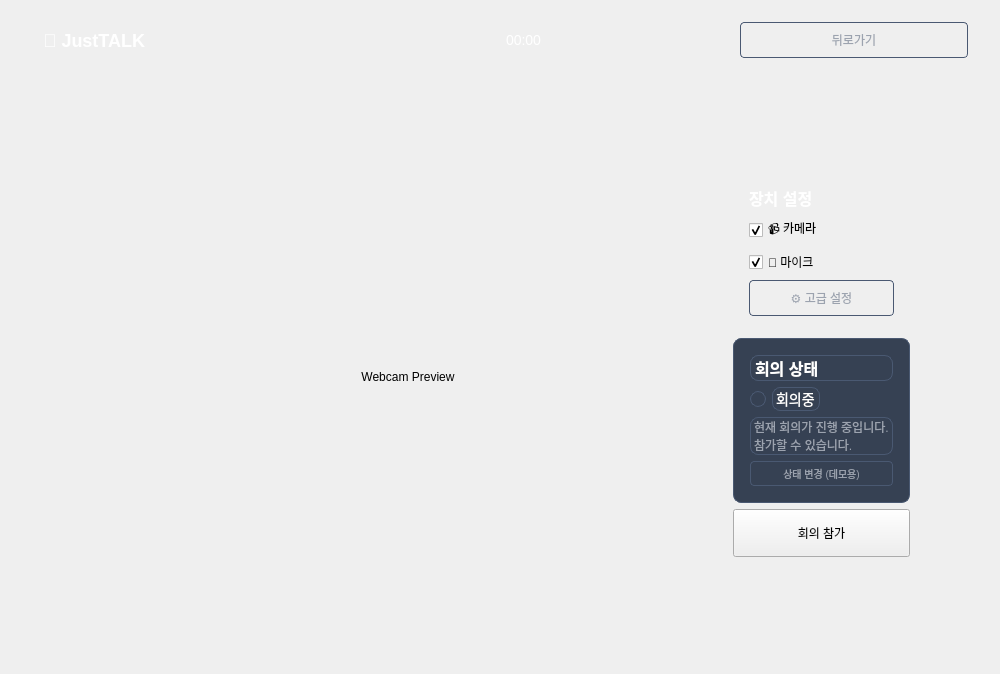
JustTALK-veda/Client_QT, file lobby.ui: the form before one commit.
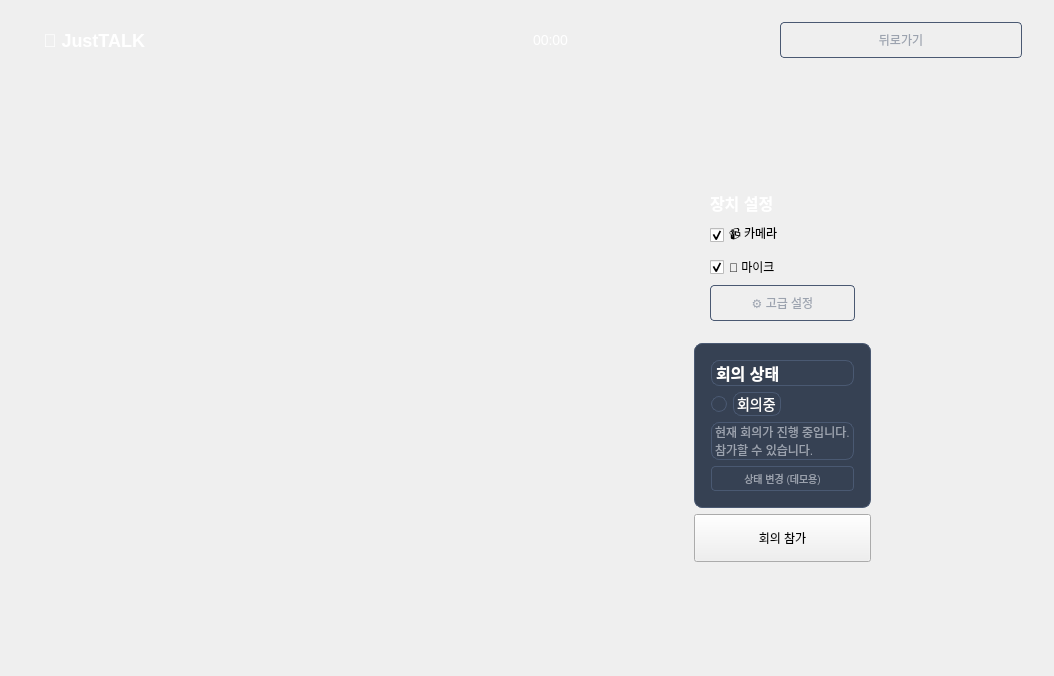
The form after the commit. Custom widgets are drawn as their Qt base class.

Commit message: fix: add camera widget at lobby

What changed in the file:
```diff
--- a/lobby.ui
+++ b/lobby.ui
@@ -5,6 +5,14 @@
   <property name="enabled">
    <bool>true</bool>
   </property>
+  <property name="geometry">
+   <rect>
+    <x>0</x>
+    <y>0</y>
+    <width>1054</width>
+    <height>676</height>
+   </rect>
+  </property>
   <property name="sizePolicy">
    <sizepolicy hsizetype="Expanding" vsizetype="Expanding">
     <horstretch>1</horstretch>
@@ -168,6 +176,12 @@
             <verstretch>0</verstretch>
            </sizepolicy>
           </property>
+          <property name="minimumSize">
+           <size>
+            <width>500</width>
+            <height>0</height>
+           </size>
+          </property>
           <layout class="QVBoxLayout" name="videoLayout">
            <property name="leftMargin">
             <number>16</number>
@@ -182,26 +196,7 @@
             <number>16</number>
            </property>
            <item>
-            <widget class="QLabel" name="videoPreview">
-             <property name="sizePolicy">
-              <sizepolicy hsizetype="MinimumExpanding" vsizetype="Fixed">
-               <horstretch>0</horstretch>
-               <verstretch>0</verstretch>
-              </sizepolicy>
-             </property>
-             <property name="minimumSize">
-              <size>
-               <width>600</width>
-               <height>400</height>
-              </size>
-             </property>
-             <property name="text">
-              <string>Webcam Preview</string>
-             </property>
-             <property name="alignment">
-              <set>Qt::AlignmentFlag::AlignCenter</set>
-             </property>
-            </widget>
+            <widget class="CameraWidget" name="videoPreview" native="true"/>
            </item>
           </layout>
          </widget>
@@ -471,6 +466,14 @@
    </item>
   </layout>
  </widget>
+ <customwidgets>
+  <customwidget>
+   <class>CameraWidget</class>
+   <extends>QWidget</extends>
+   <header>CameraWidget.h</header>
+   <container>1</container>
+  </customwidget>
+ </customwidgets>
  <resources/>
  <connections/>
 </ui>
```
The commit also changes 1 other file.
